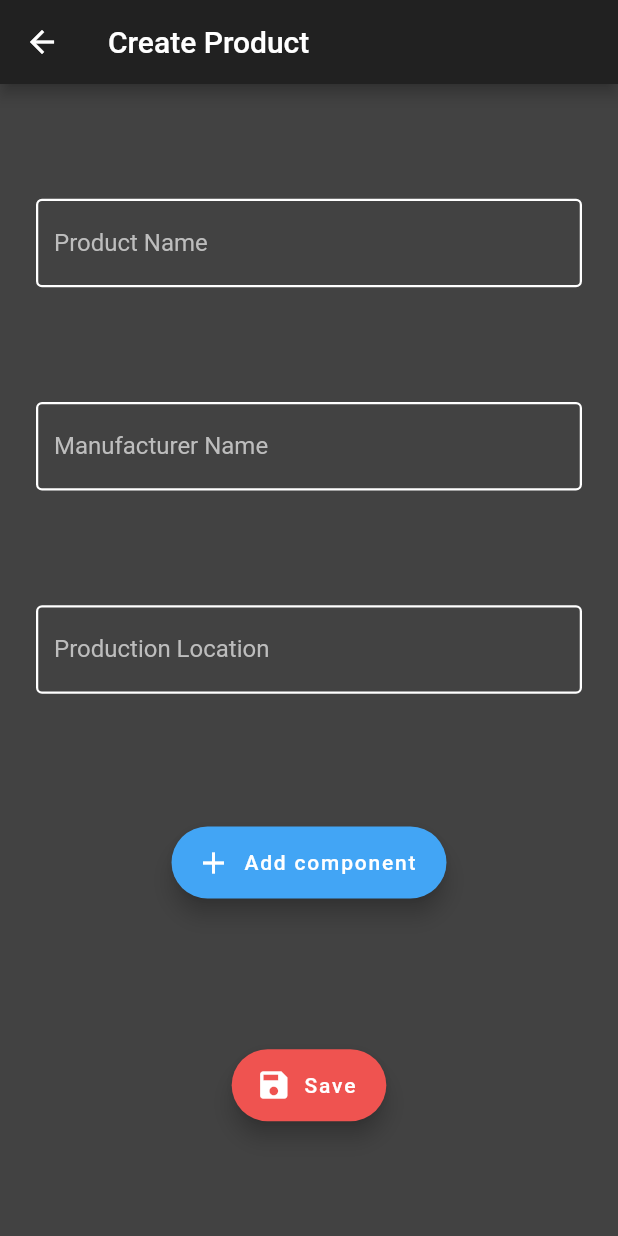
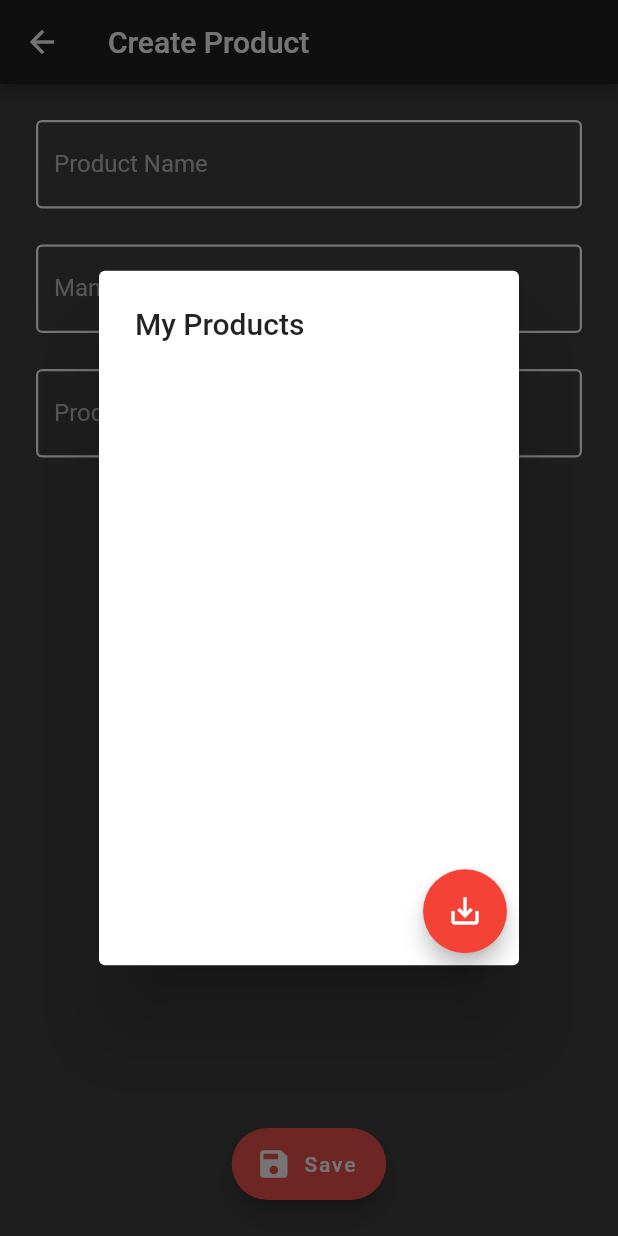
Before and after one commit to riccardodm97/manufacturing-tracker, a Flutter app: the CreateProductView screen opened by its route, after a tap on "Add component", on a phone screen of 412 x 824 dp. Run offline on Flutter 3.47's test engine with Material 2 defaults, Android fonts, the phone set to English and light mode, and no system bars; our stand-ins replace cloud_firestore, firebase_core, get_it, shared_preferences, stacked; missing offline and left inert: qr_code_scanner, web3dart; accounts and stored records are empty; statements that could not run were skipped.

Commit message:
blockchain + firebase create product

```diff
--- a/lib/setup/config.dart
+++ b/lib/setup/config.dart
@@ -1,6 +1,6 @@
 class Config {
-  static const String _rpcURL = "http://127.0.0.1:7545";
-  static const String _wsURL = "ws://127.0.0.1:7545/";
+  static const String _rpcURL = "http://10.0.2.2:7545";
+  static const String _wsURL = "ws://10.0.2.2:7545/";
 
   static String get rpcURL => _rpcURL;
   static String get wsURL => _wsURL;
--- a/lib/ui/create_product_view.dart
+++ b/lib/ui/create_product_view.dart
@@ -6,15 +6,17 @@ import '../viewmodel/create_product_view_model.dart';
 class CreateProductView extends StatelessWidget {
   CreateProductView({Key? key}) : super(key: key);
 
-  final nameController = TextEditingController();
-  final dateController = TextEditingController();
-  final idController = TextEditingController();
+  List<String> components = [];
+
+  final productNameController = TextEditingController();
+  final manufacturerNameController = TextEditingController();
+  final productionLocationController = TextEditingController();
 
   @override
   Widget build(BuildContext context) {
     return ViewModelBuilder<CreateProductViewModel>.reactive(
         viewModelBuilder: () => CreateProductViewModel(),
-        builder: (context, viewModel, child) => Scaffold(
+        builder: (context, model, child) => Scaffold(
             resizeToAvoidBottomInset: false,
             appBar: AppBar(
               title: const Text('Create Product'),
@@ -30,7 +32,7 @@ class CreateProductView extends StatelessWidget {
                         padding:
                             const EdgeInsets.fromLTRB(24.0, 24.0, 24.0, 12.0),
                         child: TextField(
-                            controller: nameController,
+                            controller: productNameController,
                             decoration: InputDecoration(
                               enabledBorder: const OutlineInputBorder(
                                   borderSide: BorderSide(
@@ -47,7 +49,7 @@ class CreateProductView extends StatelessWidget {
                         padding:
                             const EdgeInsets.fromLTRB(24.0, 12.0, 24.0, 12.0),
                         child: TextField(
-                            controller: dateController,
+                            controller: manufacturerNameController,
                             decoration: InputDecoration(
                               enabledBorder: const OutlineInputBorder(
                                   borderSide: BorderSide(
@@ -64,7 +66,7 @@ class CreateProductView extends StatelessWidget {
                         padding:
                             const EdgeInsets.fromLTRB(24.0, 12.0, 24.0, 12.0),
                         child: TextField(
-                            controller: idController,
+                            controller: productionLocationController,
                             decoration: InputDecoration(
                               enabledBorder: const OutlineInputBorder(
                                   borderSide: BorderSide(
@@ -81,35 +83,95 @@ class CreateProductView extends StatelessWidget {
                         padding: const EdgeInsets.all(24.0),
                         child: FloatingActionButton.extended(
                             heroTag: "add_component_button",
-                            onPressed: () async {},
-                            // async {
-                            //   components = await Navigator.pushNamed(
-                            //       context, '/component');
-                            //   setState(() {
-                            //     listComponents(components);
-                            //   });
-                            //
+                            onPressed: () async {
+                              await model.getPossibleComponents();
+                              components = await showDialog(
+                                context: context,
+                                builder: (BuildContext context) =>
+                                    _buildPopupDialog(context, model),
+                              );
+                            },
                             backgroundColor: Colors.blue[400],
-                            icon: Icon(Icons.add),
-                            label: Text('Add component')),
+                            icon: const Icon(Icons.add),
+                            label: const Text('Add component')),
                       ),
+                      Flexible(child: listComponents(components)),
                       Padding(
                         padding: const EdgeInsets.all(24.0),
                         child: FloatingActionButton.extended(
                             heroTag: "save_button",
-                            onPressed: () {},
-                            //   viewModel.addProduct(Product(
-                            //       name: nameController.text,
-                            //       date: dateController.text,
-                            //       id: idController.text,
-                            //       components:
-                            //           viewModel.getComponentsName(components)));
-                            //   // print(viewModel.getProducts());
-                            // },
+                            onPressed: () {
+                              model.saveNewProduct(
+                                  productNameController.text,
+                                  manufacturerNameController.text,
+                                  productionLocationController.text);
+                            },
                             backgroundColor: Colors.red[400],
-                            icon: Icon(Icons.save),
-                            label: Text('Save')),
+                            icon: const Icon(Icons.save),
+                            label: const Text('Save')),
                       ),
                     ])))));
   }
 }
+
+Widget _buildPopupDialog(BuildContext context, CreateProductViewModel model) {
+  return AlertDialog(
+    title: const Text('My Products'),
+    content: SizedBox(
+      width: 200.0,
+      height: 300.0,
+      child: ListView.builder(
+          itemCount: model.allUserComponents.length,
+          itemBuilder: (context, index) {
+            return Padding(
+              padding:
+                  const EdgeInsets.symmetric(vertical: 8.0, horizontal: 24.0),
+              child: Card(
+                child: ListTile(
+                    onTap: () {
+                      model.addToComponentsList(model.allUserComponents[index]);
+                    },
+                    title: Text(model.allUserComponents[index],
+                        style: const TextStyle(fontSize: 24.0)),
+                    leading: const CircleAvatar(
+                        child: Icon(Icons.bookmark_border_outlined))),
+                color: Colors.grey[200],
+              ),
+            );
+          }),
+    ),
+    actions: <Widget>[
+      FloatingActionButton(
+        onPressed: () {
+          Navigator.pop(context, model.selectedComponents);
+        },
+        backgroundColor: Colors.red,
+        child: const Icon(Icons.save_alt),
+      ),
+    ],
+  );
+}
+
+Widget listComponents(components) {
+  return ListView.builder(
+    itemCount: components?.length ?? 0,
+    itemBuilder: (context, index) {
+      return Row(children: <Widget>[
+        Expanded(
+            child: Padding(
+          padding: const EdgeInsets.fromLTRB(24.0, 12.0, 24.0, 12.0),
+          child: Container(
+              decoration: BoxDecoration(
+                  border: Border.all(color: Colors.white, width: 1.5),
+                  borderRadius: const BorderRadius.all(Radius.circular(4.0) //
+                      )),
+              child: Padding(
+                padding: const EdgeInsets.all(8.0),
+                child: Text('${index + 1}° Component: ${components[index]}',
+                    style: const TextStyle(color: Colors.white)),
+              )),
+        )),
+      ]);
+    },
+  );
+}
--- a/lib/viewmodel/create_product_view_model.dart
+++ b/lib/viewmodel/create_product_view_model.dart
@@ -9,34 +9,40 @@ class CreateProductViewModel extends BaseModel {
   final ProductService _productService = serviceLocator<ProductService>();
   final AuthService _authService = serviceLocator<AuthService>();
 
-  final List<String> _componentsList = [];
+  final List<String> _selectedComponents = [];
+  final List<String> _allUserComponents = [];
 
-  void openComponentsPopup(BuildContext context) async {
-    throw UnimplementedError();
+  List<String> get selectedComponents => _selectedComponents;
+  List<String> get allUserComponents => _allUserComponents;
+
+  void addToComponentsList(String productAddress) {
+    _selectedComponents.add(productAddress);
   }
 
-  void addToComponentsList(String productAddress) {
-    _componentsList.add(productAddress);
+  Future<String> getProductName(String productAddress) async {
+    await _productService.setCurrentProduct(productAddress);
+    return await _productService.getName();
   }
 
-  Future<List<String>> getPossibleComponents() async {
-    return await _productService
+  Future<void> getPossibleComponents() async {
+    List<String> productList = await _productService
         .getUserProducts(_authService.userAddress.toString());
+    allUserComponents.addAll(productList);
   }
 
   void saveNewProduct(String name, String manName, String location) async {
     _productService.clearCurrentProduct();
 
     //create the product with given fields
-    var hash = await _productService.createProduct(
-        name, manName, location, BigInt.parse(DateTime.now().toString()));
+    var hash = await _productService.createProduct(name, manName, location,
+        BigInt.parse('123')); //DateTime.now().toString()));
 
     String addr = await _productService.getNewProductAddress(hash);
 
     await _productService.addProductToUser(
         _authService.userAddress.toString(), addr);
 
-    for (String c in _componentsList) {
+    for (String c in _selectedComponents) {
       await _productService.setCurrentProduct(c);
       await _productService.markAsUsed();
       _productService.clearCurrentProduct();
@@ -44,7 +50,7 @@ class CreateProductViewModel extends BaseModel {
 
     await _productService.setCurrentProduct(addr);
 
-    for (String c in _componentsList) {
+    for (String c in _selectedComponents) {
       await _productService.addConstituent(c);
     }
 
```
